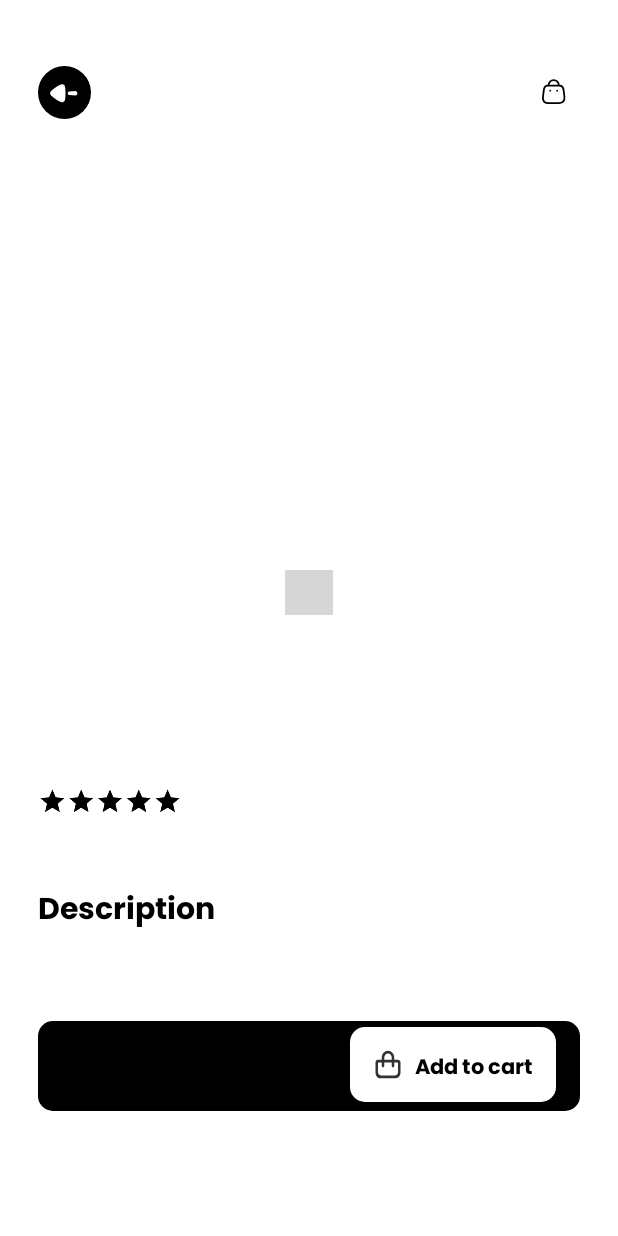
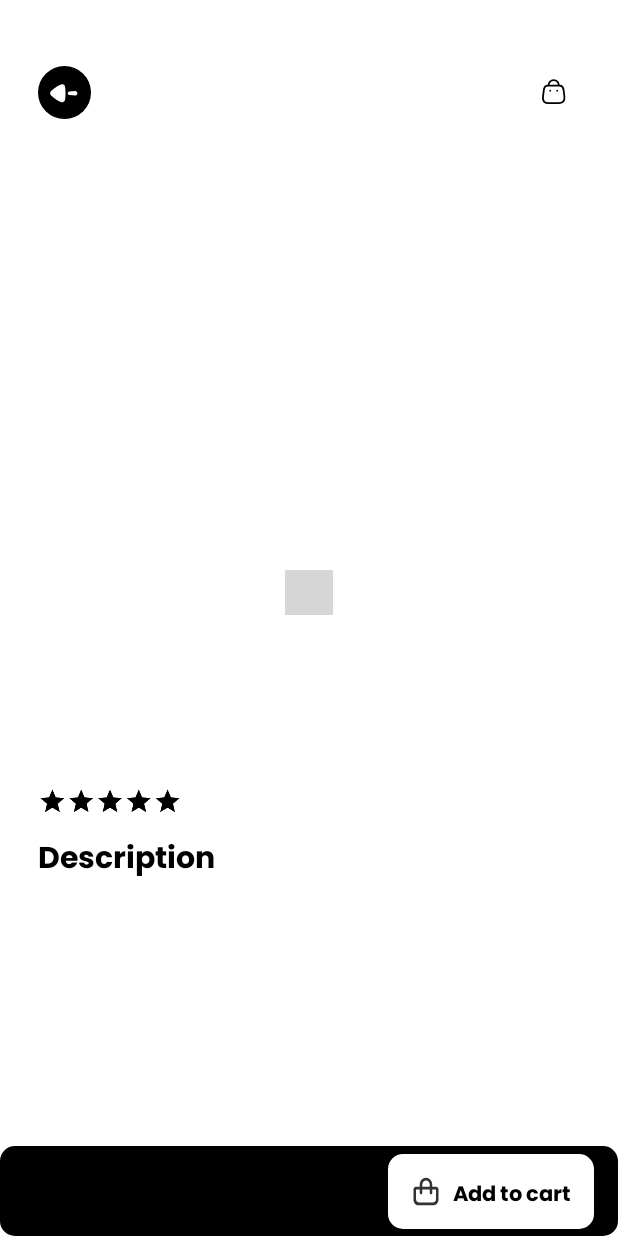
Before and after one commit to htien120802/ecommerce-mobile-app, an Android app: the layout activity_item_details.xml on its own in the app's theme, with its tools: preview values and no code run, on a phone screen of 412 x 824 dp. Run offline under Robolectric (Android 15) with nearby library versions, the phone set to English and light mode, and no system bars; plain views replace CircleIndicator; grey boxes are pictures that could not be loaded.

Commit message:
Update UI

```diff
--- /dev/null
+++ b/app/src/main/res/drawable/custom_btn_dialog_delete_item_cart_cancel.xml
@@ -0,0 +1,6 @@
+<?xml version="1.0" encoding="utf-8"?>
+<shape xmlns:android="http://schemas.android.com/apk/res/android">
+    <corners android:radius="8dp"/>
+    <solid android:color="@color/white"/>
+    <stroke android:width="1px" android:color="#4F4F4F"/>
+</shape>
--- /dev/null
+++ b/app/src/main/res/drawable/custom_btn_dialog_delete_item_cart_yes.xml
@@ -0,0 +1,5 @@
+<?xml version="1.0" encoding="utf-8"?>
+<shape xmlns:android="http://schemas.android.com/apk/res/android">
+    <corners android:radius="8dp"/>
+    <solid android:color="#4F4F4F"/>
+</shape>
--- /dev/null
+++ b/app/src/main/res/drawable/custom_layout_dialog_delete_item_cart.xml
@@ -0,0 +1,5 @@
+<?xml version="1.0" encoding="utf-8"?>
+<shape xmlns:android="http://schemas.android.com/apk/res/android">
+    <solid android:color="@color/white"/>
+    <corners android:radius="10dp"/>
+</shape>
--- a/app/src/main/res/layout/activity_item_details.xml
+++ b/app/src/main/res/layout/activity_item_details.xml
@@ -8,10 +8,14 @@
             type="com.example.ecommerce_mobile_app.model.Product" />
     </data>
 
-    <ScrollView
+    <RelativeLayout
         android:layout_width="match_parent"
         android:layout_height="wrap_content"
         android:background="@color/white">
+
+        <ScrollView
+            android:layout_width="match_parent"
+            android:layout_height="match_parent">
 
             <androidx.constraintlayout.widget.ConstraintLayout
                 android:layout_width="match_parent"
@@ -73,7 +77,8 @@
                 <androidx.constraintlayout.widget.ConstraintLayout
                     android:id="@+id/LayoutItemDetails"
                     android:layout_width="match_parent"
-                android:layout_height="500dp"
+                    android:layout_height="300dp"
+                    android:layout_below="@id/LayoutImageItem"
                     android:background="@color/white"
                     app:layout_constraintStart_toStartOf="parent"
                     app:layout_constraintTop_toBottomOf="@+id/LayoutImageItem">
@@ -138,7 +143,7 @@
                         android:layout_width="match_parent"
                         android:layout_height="wrap_content"
                         android:layout_marginStart="25dp"
-                    android:layout_marginTop="8dp"
+                        android:layout_marginTop="-26dp"
                         android:layout_marginEnd="25dp"
                         app:layout_constraintEnd_toEndOf="parent"
                         app:layout_constraintHorizontal_bias="0.0"
@@ -172,18 +177,17 @@
                             app:layout_constraintTop_toBottomOf="@+id/tvTitleDescription" />
                     </androidx.constraintlayout.widget.ConstraintLayout>
 
+                </androidx.constraintlayout.widget.ConstraintLayout>
+
+            </androidx.constraintlayout.widget.ConstraintLayout>
+        </ScrollView>
+
         <androidx.constraintlayout.widget.ConstraintLayout
             android:id="@+id/LayoutAddtoCart"
             android:layout_width="match_parent"
             android:layout_height="60dp"
-                    android:layout_marginStart="25dp"
-                    android:layout_marginTop="28dp"
-                    android:layout_marginEnd="25dp"
-                    android:background="@drawable/custom_layout_addtocart"
-                    app:layout_constraintEnd_toEndOf="parent"
-                    app:layout_constraintHorizontal_bias="0.0"
-                    app:layout_constraintStart_toStartOf="parent"
-                    app:layout_constraintTop_toBottomOf="@+id/LayoutDescription">
+            android:layout_alignParentBottom="true"
+            android:background="@drawable/custom_layout_addtocart">
 
             <TextView
                 android:id="@+id/tvPrice"
@@ -202,7 +206,7 @@
                 android:id="@+id/btnAddtoCart"
                 android:layout_width="wrap_content"
                 android:layout_height="50dp"
-                        android:layout_marginTop="4dp"
+                android:layout_marginTop="5dp"
                 android:layout_marginEnd="16dp"
                 android:background="@drawable/custom_btn_addtocart"
                 android:drawableLeft="@drawable/icon_shopping_bag"
@@ -214,9 +218,6 @@
                 app:layout_constraintEnd_toEndOf="parent"
                 app:layout_constraintTop_toTopOf="parent" />
         </androidx.constraintlayout.widget.ConstraintLayout>
-
-            </androidx.constraintlayout.widget.ConstraintLayout>
-        </androidx.constraintlayout.widget.ConstraintLayout>
-    </ScrollView>
+    </RelativeLayout>
 
 </layout>
--- a/app/src/main/res/layout/activity_place_order.xml
+++ b/app/src/main/res/layout/activity_place_order.xml
@@ -46,7 +46,7 @@
                 android:layout_marginTop="20dp"
                 android:layout_marginEnd="25dp"
                 android:background="@drawable/custom_layout_address_order"
-                android:elevation="15dp"
+                android:elevation="10dp"
                 app:layout_constraintEnd_toEndOf="parent"
                 app:layout_constraintStart_toStartOf="parent"
                 app:layout_constraintTop_toBottomOf="@+id/tvPlaceOrder">
@@ -215,7 +215,7 @@
                     android:fontFamily="@font/poppins_bold"
                     android:text="Product Item"
                     android:textColor="@color/black"
-                    android:textSize="16sp"
+                    android:textSize="20sp"
                     app:layout_constraintStart_toStartOf="parent"
                     app:layout_constraintTop_toTopOf="parent" />
             </androidx.constraintlayout.widget.ConstraintLayout>
--- a/app/src/main/res/layout/fragment_home.xml
+++ b/app/src/main/res/layout/fragment_home.xml
@@ -24,6 +24,7 @@
                     android:layout_width="wrap_content"
                     android:layout_height="70dp"
                     android:layout_marginStart="25dp"
+                    android:layout_marginTop="20dp"
                     app:layout_constraintStart_toStartOf="parent"
                     app:layout_constraintTop_toTopOf="parent">
 
--- a/app/src/main/res/layout/fragment_store.xml
+++ b/app/src/main/res/layout/fragment_store.xml
@@ -61,6 +61,7 @@
                     android:layout_width="match_parent"
                     android:layout_height="50dp"
                     android:layout_marginStart="25dp"
+                    android:layout_marginTop="20dp"
                     android:layout_marginEnd="25dp"
                     app:layout_constraintEnd_toEndOf="parent"
                     app:layout_constraintStart_toStartOf="parent"
```
Also changed, not shown: app/src/main/res/drawable/custom_layout_btn_checkout.xml (renamed from gradle/wrapper/gradle-wrapper.properties, +5 -6 lines), app/src/main/res/layout/fragment_cart.xml (+6 -5 lines), app/src/main/res/layout/fragment_profile.xml (+4 -57 lines), app/src/main/res/layout/layout_dialog_delete_item_cart.xml (added, +85 -0 lines), app/src/main/res/layout/list_item_cart.xml (+4 -3 lines). Lines whose indentation alone changed are shown as unchanged.
